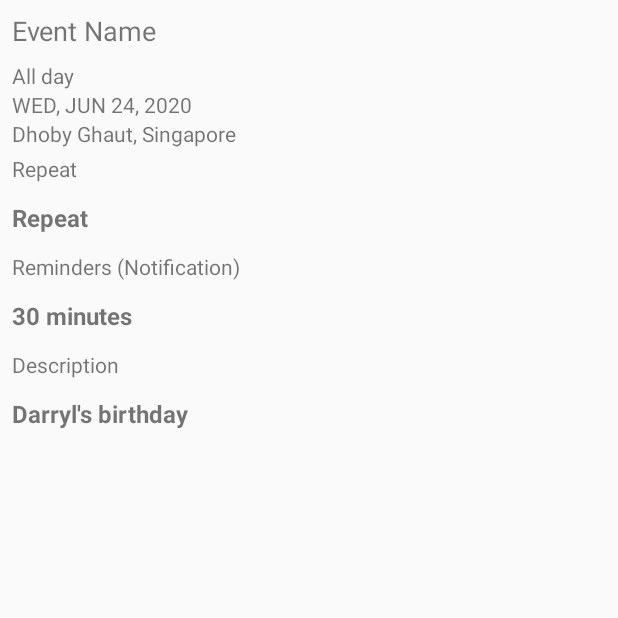
After one commit to durianpancakes/Calendar_manager, an Android app: the fragment DisplayEventFragment shown on its own in the app's theme, on a phone screen of 412 x 824 dp, the top half of it. The commit adds this screen. Run offline under Robolectric (Android 15) with nearby library versions, the phone set to English and light mode, and no system bars.

Commit message:
Added comments on how to use callbacks.
Added two fragments (yet to be implemented).

```diff
--- /dev/null
+++ b/app/src/main/java/com/example/calendarmanagerbeta/DisplayEventFragment.java
@@ -0,0 +1,59 @@
+package com.example.calendarmanagerbeta;
+
+import android.os.Bundle;
+
+import androidx.fragment.app.Fragment;
+
+import android.view.LayoutInflater;
+import android.view.View;
+import android.view.ViewGroup;
+import android.widget.TextView;
+
+import com.alamkanak.weekview.WeekViewEvent;
+
+import org.w3c.dom.Text;
+
+/**
+ * A simple {@link Fragment} subclass.
+ * Use the {@link DisplayEventFragment#newInstance} factory method to
+ * create an instance of this fragment.
+ */
+public class DisplayEventFragment extends Fragment {
+    View myFragmentView;
+    private static WeekViewEvent mEvent;
+
+    public DisplayEventFragment() {
+        // Required empty public constructor
+    }
+
+
+    // TODO: Rename and change types and number of parameters
+    public static DisplayEventFragment newInstance(WeekViewEvent event) {
+        DisplayEventFragment fragment = new DisplayEventFragment();
+        mEvent = event;
+
+        return fragment;
+    }
+
+    @Override
+    public void onCreate(Bundle savedInstanceState) {
+        super.onCreate(savedInstanceState);
+    }
+
+    @Override
+    public View onCreateView(LayoutInflater inflater, ViewGroup container,
+                             Bundle savedInstanceState) {
+        // Inflate the layout for this fragment
+        myFragmentView = inflater.inflate(R.layout.fragment_display_event, container, false);
+        TextView mEventName = (TextView)myFragmentView.findViewById(R.id.event_display_name);
+        TextView mEventAllDay = (TextView)myFragmentView.findViewById(R.id.event_display_all_day);
+        TextView mEventDateTime = (TextView)myFragmentView.findViewById(R.id.event_display_datetime);
+        TextView mEventLocation = (TextView)myFragmentView.findViewById(R.id.event_display_location);
+        TextView mEventRepeat = (TextView)myFragmentView.findViewById(R.id.event_repeat_content);
+        TextView mEventReminder = (TextView)myFragmentView.findViewById(R.id.event_reminder_content);
+        TextView mEventDescription = (TextView)myFragmentView.findViewById(R.id.event_description_content);
+
+
+        return myFragmentView;
+    }
+}
--- /dev/null
+++ b/app/src/main/res/layout/fragment_display_event.xml
@@ -0,0 +1,93 @@
+<?xml version="1.0" encoding="utf-8"?>
+<LinearLayout xmlns:android="http://schemas.android.com/apk/res/android"
+    xmlns:tools="http://schemas.android.com/tools"
+    android:layout_width="match_parent"
+    android:layout_height="match_parent"
+    android:orientation="vertical"
+    tools:context=".DisplayEventFragment">
+
+    <TextView
+        android:id="@+id/event_display_name"
+        android:layout_width="match_parent"
+        android:layout_height="wrap_content"
+        android:paddingHorizontal="8dp"
+        android:paddingVertical="8dp"
+        android:text="Event Name"
+        android:textSize="18sp" />
+
+    <TextView
+        android:id="@+id/event_display_all_day"
+        android:layout_width="match_parent"
+        android:layout_height="wrap_content"
+        android:paddingHorizontal="8dp"
+        android:text="All day" />
+
+    <TextView
+        android:id="@+id/event_display_datetime"
+        android:layout_width="match_parent"
+        android:layout_height="wrap_content"
+        android:paddingHorizontal="8dp"
+        android:text="WED, JUN 24, 2020" />
+
+    <TextView
+        android:id="@+id/event_display_location"
+        android:layout_width="match_parent"
+        android:layout_height="wrap_content"
+        android:paddingHorizontal="8dp"
+        android:text="Dhoby Ghaut, Singapore" />
+
+    <TextView
+        android:id="@+id/event_repeat"
+        android:layout_width="match_parent"
+        android:layout_height="wrap_content"
+        android:paddingHorizontal="8dp"
+        android:paddingVertical="4dp"
+        android:text="Repeat" />
+
+    <TextView
+        android:id="@+id/event_repeat_content"
+        android:layout_width="match_parent"
+        android:layout_height="wrap_content"
+        android:paddingHorizontal="8dp"
+        android:paddingVertical="8dp"
+        android:text="Repeat"
+        android:textSize="16sp"
+        android:textStyle="bold" />
+
+    <TextView
+        android:id="@+id/event_reminder"
+        android:layout_width="match_parent"
+        android:layout_height="wrap_content"
+        android:paddingHorizontal="8dp"
+        android:paddingVertical="4dp"
+        android:text="Reminders (Notification)" />
+
+    <TextView
+        android:id="@+id/event_reminder_content"
+        android:layout_width="match_parent"
+        android:layout_height="wrap_content"
+        android:paddingHorizontal="8dp"
+        android:paddingVertical="8dp"
+        android:text="30 minutes"
+        android:textSize="16sp"
+        android:textStyle="bold" />
+
+    <TextView
+        android:id="@+id/event_description"
+        android:layout_width="match_parent"
+        android:layout_height="wrap_content"
+        android:paddingHorizontal="8dp"
+        android:paddingVertical="4dp"
+        android:text="Description" />
+
+    <TextView
+        android:id="@+id/event_description_content"
+        android:layout_width="match_parent"
+        android:layout_height="wrap_content"
+        android:paddingHorizontal="8dp"
+        android:paddingVertical="8dp"
+        android:text="Darryl's birthday"
+        android:textSize="16sp"
+        android:textStyle="bold" />
+
+</LinearLayout>
```
Also changed, not shown: app/src/main/java/com/example/calendarmanagerbeta/CalendarWeekFragment.java (+28 -3 lines), app/src/main/java/com/example/calendarmanagerbeta/DisplayEmailFragment.java (added, +53 -0 lines), app/src/main/java/com/example/calendarmanagerbeta/EmailParser.java (+27 -5 lines), app/src/main/java/com/example/calendarmanagerbeta/MainActivity.java (+21 -1 lines), app/src/main/res/layout/fragment_display_email.xml (added, +51 -0 lines), libs/quivrWeekView/src/main/java/com/alamkanak/weekview/WeekViewEvent.java (+9 -0 lines).
